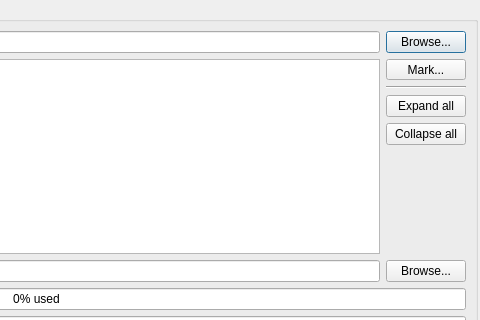
Old version of the form src/plugins/bittorrent/addtorrent.ui in the repository 0xd34df00d/leechcraft; both pictures show x 532 to 1012 and y 0 to 320 of the 1012 by 565 pixel window.
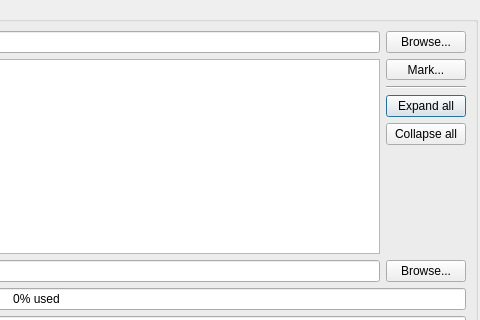
New version of the form. Icons and pictures are not drawn. Custom widgets are drawn as their Qt base class.

Commit message:
[BT] Don't mark Browse buttons as autodefault.
Prevents invoking them on pressing Enter in the line edit and showing the
file browse dialog in dtor.

Fixes #1740.

```diff
--- a/src/plugins/bittorrent/addtorrent.ui
+++ b/src/plugins/bittorrent/addtorrent.ui
@@ -45,6 +45,9 @@
           <property name="text">
            <string>Browse...</string>
           </property>
+          <property name="autoDefault">
+           <bool>false</bool>
+          </property>
          </widget>
         </item>
        </layout>
```
Left out of the diff: 3 changed lines with no effect on the pictures.
